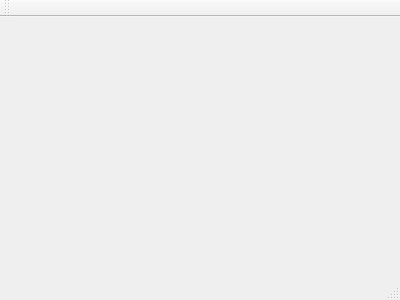
The window that mainwindow.ui (ollolo4/xxx) describes before a commit, drawn with Qt 5.
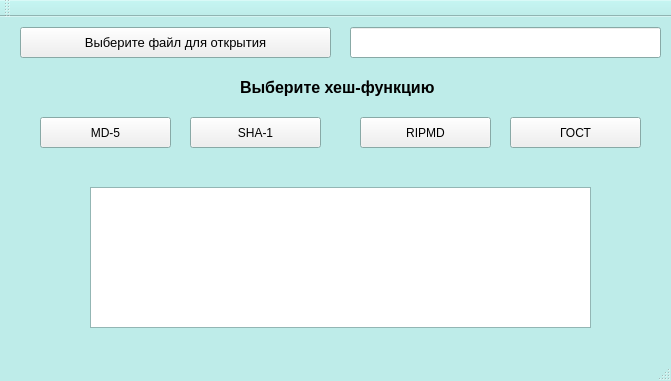
The same window after the commit.

The edit to the form file:
```diff
--- a/mainwindow.ui
+++ b/mainwindow.ui
@@ -6,14 +6,227 @@
    <rect>
     <x>0</x>
     <y>0</y>
-    <width>400</width>
-    <height>300</height>
+    <width>671</width>
+    <height>381</height>
    </rect>
   </property>
+  <property name="palette">
+   <palette>
+    <active>
+     <colorrole role="Light">
+      <brush brushstyle="SolidPattern">
+       <color alpha="255">
+        <red>255</red>
+        <green>255</green>
+        <blue>255</blue>
+       </color>
+      </brush>
+     </colorrole>
+     <colorrole role="Base">
+      <brush brushstyle="SolidPattern">
+       <color alpha="255">
+        <red>255</red>
+        <green>255</green>
+        <blue>255</blue>
+       </color>
+      </brush>
+     </colorrole>
+     <colorrole role="Window">
+      <brush brushstyle="SolidPattern">
+       <color alpha="255">
+        <red>190</red>
+        <green>236</green>
+        <blue>233</blue>
+       </color>
+      </brush>
+     </colorrole>
+    </active>
+    <inactive>
+     <colorrole role="Light">
+      <brush brushstyle="SolidPattern">
+       <color alpha="255">
+        <red>255</red>
+        <green>255</green>
+        <blue>255</blue>
+       </color>
+      </brush>
+     </colorrole>
+     <colorrole role="Base">
+      <brush brushstyle="SolidPattern">
+       <color alpha="255">
+        <red>255</red>
+        <green>255</green>
+        <blue>255</blue>
+       </color>
+      </brush>
+     </colorrole>
+     <colorrole role="Window">
+      <brush brushstyle="SolidPattern">
+       <color alpha="255">
+        <red>190</red>
+        <green>236</green>
+        <blue>233</blue>
+       </color>
+      </brush>
+     </colorrole>
+    </inactive>
+    <disabled>
+     <colorrole role="Light">
+      <brush brushstyle="SolidPattern">
+       <color alpha="255">
+        <red>255</red>
+        <green>255</green>
+        <blue>255</blue>
+       </color>
+      </brush>
+     </colorrole>
+     <colorrole role="Base">
+      <brush brushstyle="SolidPattern">
+       <color alpha="255">
+        <red>190</red>
+        <green>236</green>
+        <blue>233</blue>
+       </color>
+      </brush>
+     </colorrole>
+     <colorrole role="Window">
+      <brush brushstyle="SolidPattern">
+       <color alpha="255">
+        <red>190</red>
+        <green>236</green>
+        <blue>233</blue>
+       </color>
+      </brush>
+     </colorrole>
+    </disabled>
+   </palette>
+  </property>
+  <property name="acceptDrops">
+   <bool>false</bool>
+  </property>
   <property name="windowTitle">
    <string>Оллоло</string>
   </property>
-  <widget class="QWidget" name="centralWidget"/>
+  <widget class="QWidget" name="centralWidget">
+   <widget class="QPushButton" name="openFBut">
+    <property name="geometry">
+     <rect>
+      <x>20</x>
+      <y>10</y>
+      <width>311</width>
+      <height>31</height>
+     </rect>
+    </property>
+    <property name="font">
+     <font>
+      <family>MS Sans Serif</family>
+      <pointsize>10</pointsize>
+     </font>
+    </property>
+    <property name="text">
+     <string>Выберите файл для открытия</string>
+    </property>
+   </widget>
+   <widget class="QLineEdit" name="openF">
+    <property name="geometry">
+     <rect>
+      <x>350</x>
+      <y>10</y>
+      <width>311</width>
+      <height>31</height>
+     </rect>
+    </property>
+    <property name="dragEnabled">
+     <bool>true</bool>
+    </property>
+    <property name="readOnly">
+     <bool>true</bool>
+    </property>
+   </widget>
+   <widget class="QLabel" name="label1">
+    <property name="geometry">
+     <rect>
+      <x>240</x>
+      <y>60</y>
+      <width>211</width>
+      <height>21</height>
+     </rect>
+    </property>
+    <property name="font">
+     <font>
+      <family>MS Sans Serif</family>
+      <pointsize>12</pointsize>
+      <weight>75</weight>
+      <bold>true</bold>
+     </font>
+    </property>
+    <property name="text">
+     <string>Выберите хеш-функцию</string>
+    </property>
+   </widget>
+   <widget class="QPushButton" name="pushMd5">
+    <property name="geometry">
+     <rect>
+      <x>40</x>
+      <y>100</y>
+      <width>131</width>
+      <height>31</height>
+     </rect>
+    </property>
+    <property name="text">
+     <string>MD-5</string>
+    </property>
+   </widget>
+   <widget class="QTextBrowser" name="textOut">
+    <property name="geometry">
+     <rect>
+      <x>90</x>
+      <y>170</y>
+      <width>501</width>
+      <height>141</height>
+     </rect>
+    </property>
+   </widget>
+   <widget class="QPushButton" name="pushSha">
+    <property name="geometry">
+     <rect>
+      <x>190</x>
+      <y>100</y>
+      <width>131</width>
+      <height>31</height>
+     </rect>
+    </property>
+    <property name="text">
+     <string>SHA-1</string>
+    </property>
+   </widget>
+   <widget class="QPushButton" name="pushRipmd">
+    <property name="geometry">
+     <rect>
+      <x>360</x>
+      <y>100</y>
+      <width>131</width>
+      <height>31</height>
+     </rect>
+    </property>
+    <property name="text">
+     <string>RIPMD</string>
+    </property>
+   </widget>
+   <widget class="QPushButton" name="pushGost">
+    <property name="geometry">
+     <rect>
+      <x>510</x>
+      <y>100</y>
+      <width>131</width>
+      <height>31</height>
+     </rect>
+    </property>
+    <property name="text">
+     <string>ГОСТ</string>
+    </property>
+   </widget>
+  </widget>
   <widget class="QMenuBar" name="menuBar">
    <property name="geometry">
     <rect>
```
Left out of the diff: 4 changed lines with no effect on the pictures.
